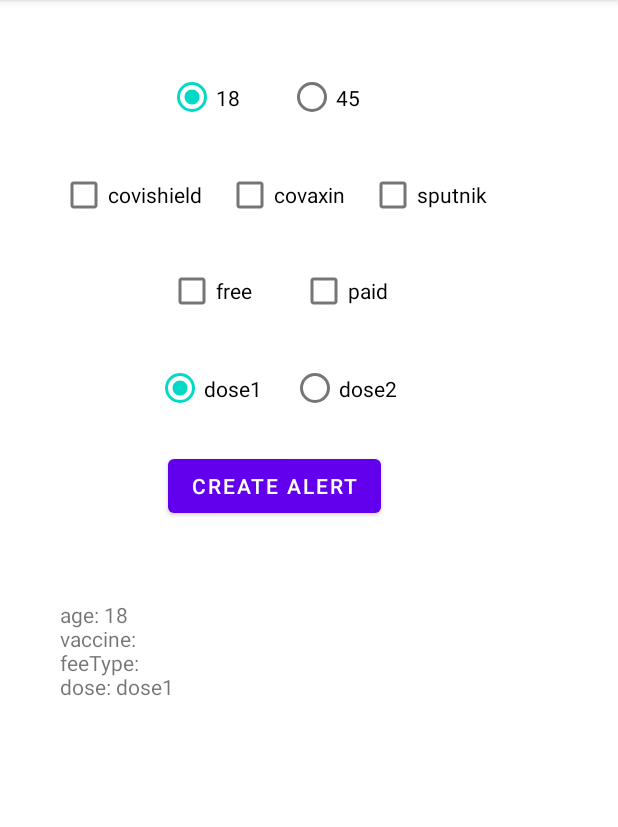
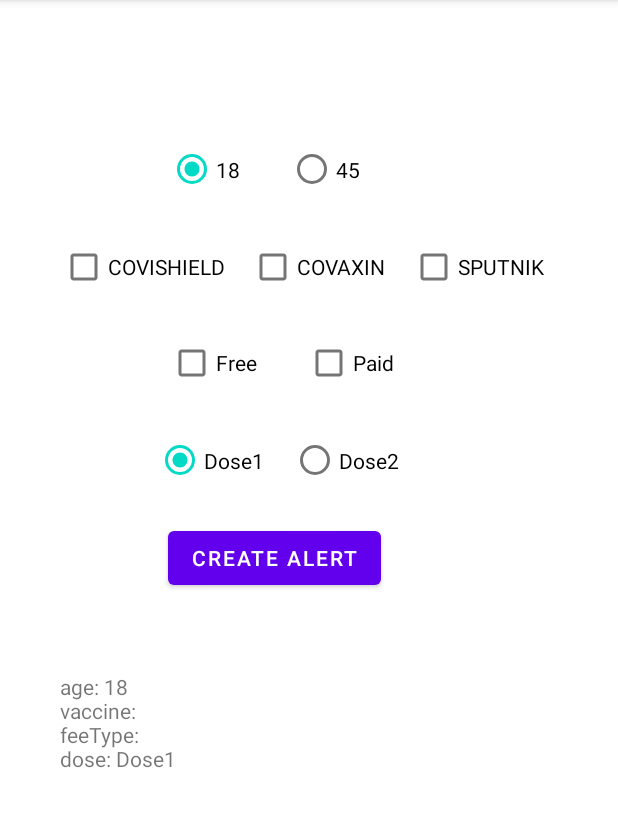
Before and after one commit to rajulbabel/VaccineNotifier, an Android app: the screen it shows after launch (MainActivity), after a tap on "CREATE ALERT", on a phone screen of 412 x 824 dp, the part 84-911 px from its top. Run offline under Robolectric (Android 15) with nearby library versions, the phone set to English and light mode, and no system bars.

Commit message:
refactor code

```diff
--- a/app/src/main/java/com/vaccinenotifier/CentersActivity.java
+++ b/app/src/main/java/com/vaccinenotifier/CentersActivity.java
@@ -28,12 +28,12 @@ public class CentersActivity extends AppCompatActivity {
         List<AvailableCenter> availableCenterList = new ArrayList<>();
         Gson gson = new Gson();
         JsonParser parser = new JsonParser();
-        JsonArray jsonArray = parser.parse(getIntent().getExtras().get("availableCentersJson").toString()).getAsJsonArray();
+        JsonArray jsonArray = parser.parse(getIntent().getExtras().get(getString(R.string.availableCentersJson)).toString()).getAsJsonArray();
         for (JsonElement jsonElement : jsonArray) {
             availableCenterList.add(gson.fromJson(jsonElement, AvailableCenter.class));
         }
 
-        CentersAdapter centersAdapter = new CentersAdapter();
+        CentersAdapter centersAdapter = new CentersAdapter(getResources());
         centersAdapter.setAvailableCenters(availableCenterList);
         recyclerView.setAdapter(centersAdapter);
     }
--- a/app/src/main/java/com/vaccinenotifier/MainActivity.java
+++ b/app/src/main/java/com/vaccinenotifier/MainActivity.java
@@ -41,7 +41,7 @@ public class MainActivity extends AppCompatActivity {
     }
 
     private void refreshAlertDetails() {
-        SharedPreferences sharedPreferences = getSharedPreferences("Alerts", Context.MODE_PRIVATE);
+        SharedPreferences sharedPreferences = getSharedPreferences(getString(R.string.alertsSharedPreferencesName), Context.MODE_PRIVATE);
         if (sharedPreferences.getAll().size() == 0) {
             return;
         }
@@ -50,50 +50,50 @@ public class MainActivity extends AppCompatActivity {
         String feeType = sharedPreferences.getString(VaccineConstraints.feeType.name(), "");
         String dose = sharedPreferences.getString(VaccineConstraints.dose.name(), "");
 
-        final String newLine = "\n";
+        final String newLine = getString(R.string.newLine);
         TextView textView = findViewById(R.id.alertDetails);
-        textView.setText("age: " + age + newLine +
-                "vaccine: " + vaccine + newLine +
-                "feeType: " + feeType + newLine +
-                "dose: " + dose + newLine);
+        textView.setText("age: " + age + newLine + "vaccine: " + vaccine + newLine + "feeType: " + feeType + newLine + "dose: " + dose + newLine);
+        populateSharedPrefDataToUi(age, vaccine, feeType, dose);
+    }
 
-        if (age == 18) {
+    private void populateSharedPrefDataToUi(int age, String vaccine, String feeType, String dose) {
+        if (age == getResources().getInteger(R.integer.age18)) {
             checkRadioBox(R.id.age18);
-        } else if (age == 45) {
+        } else if (age == getResources().getInteger(R.integer.age45)) {
             checkRadioBox(R.id.age45);
         }
 
-        if (dose.equals("does1")) {
+        if (dose.equals(getString(R.string.dose1))) {
             checkRadioBox(R.id.dose1);
-        } else if (dose.equals("dose2")) {
+        } else if (dose.equals(getString(R.string.dose2))) {
             checkRadioBox(R.id.dose2);
         }
 
-        List<String> vaccineList = Arrays.asList(vaccine.split(","));
+        List<String> vaccineList = Arrays.asList(vaccine.split(getString(R.string.comma)));
         List<Integer> checkBoxList = new ArrayList<>();
-        if (vaccineList.contains("covishield")) {
-            checkBoxList.add(R.id.covishield);
+        if (vaccineList.contains(getString(R.string.COVISHIELD))) {
+            checkBoxList.add(R.id.COVISHIELD);
         }
-        if (vaccineList.contains("covaxin")) {
-            checkBoxList.add(R.id.covaxin);
+        if (vaccineList.contains(getString(R.string.COVAXIN))) {
+            checkBoxList.add(R.id.COVAXIN);
         }
-        if (vaccineList.contains("sputnik")) {
-            checkBoxList.add(R.id.sputnik);
+        if (vaccineList.contains(getString(R.string.SPUTNIK))) {
+            checkBoxList.add(R.id.SPUTNIK);
         }
         if (vaccineList.size() == 0) {
-            checkBoxList = Arrays.asList(R.id.covishield, R.id.covaxin, R.id.sputnik);
+            checkBoxList = Arrays.asList(R.id.COVISHIELD, R.id.COVAXIN, R.id.SPUTNIK);
         }
 
-        List<String> feeTypeList = Arrays.asList(feeType.split(","));
-        if (feeTypeList.contains("free")) {
-            checkBoxList.add(R.id.free);
+        List<String> feeTypeList = Arrays.asList(feeType.split(getString(R.string.comma)));
+        if (feeTypeList.contains(getString(R.string.feeTypeFree))) {
+            checkBoxList.add(R.id.feeTypeFree);
         }
-        if (feeTypeList.contains("paid")) {
-            checkBoxList.add(R.id.paid);
+        if (feeTypeList.contains(getString(R.string.feeTypePaid))) {
+            checkBoxList.add(R.id.feeTypePaid);
         }
         if (feeTypeList.size() == 0) {
-            checkBoxList.add(R.id.free);
-            checkBoxList.add(R.id.paid);
+            checkBoxList.add(R.id.feeTypeFree);
+            checkBoxList.add(R.id.feeTypePaid);
         }
         checkCheckBox(checkBoxList);
     }
@@ -112,11 +112,11 @@ public class MainActivity extends AppCompatActivity {
 
     public void createAlert(View view) {
         String age = getRadioBoxValueFromGroup(R.id.age);
-        String vaccine = getCheckBoxValues(Arrays.asList(R.id.covishield, R.id.covaxin, R.id.sputnik));
-        String feeType = getCheckBoxValues(Arrays.asList(R.id.free, R.id.paid));
+        String vaccine = getCheckBoxValues(Arrays.asList(R.id.COVISHIELD, R.id.COVAXIN, R.id.SPUTNIK));
+        String feeType = getCheckBoxValues(Arrays.asList(R.id.feeTypeFree, R.id.feeTypePaid));
         String dose = getRadioBoxValueFromGroup(R.id.dose);
 
-        SharedPreferences sharedpreferences = getSharedPreferences("Alerts", Context.MODE_PRIVATE);
+        SharedPreferences sharedpreferences = getSharedPreferences(getString(R.string.alertsSharedPreferencesName), Context.MODE_PRIVATE);
         SharedPreferences.Editor editor = sharedpreferences.edit();
         editor.putInt(VaccineConstraints.age.name(), Integer.parseInt(age));
         editor.putString(VaccineConstraints.vaccine.name(), vaccine);
@@ -124,7 +124,7 @@ public class MainActivity extends AppCompatActivity {
         editor.putString(VaccineConstraints.dose.name(), dose);
         editor.apply();
 
-        Toast.makeText(MainActivity.this, "Alert created", Toast.LENGTH_SHORT).show();
+        Toast.makeText(MainActivity.this, getString(R.string.alertCreated), Toast.LENGTH_SHORT).show();
         refreshAlertDetails();
     }
 
@@ -136,7 +136,7 @@ public class MainActivity extends AppCompatActivity {
                 checkBoxValues.add(checkBox.getText().toString());
             }
         }
-        return String.join(",", checkBoxValues);
+        return String.join(getString(R.string.comma), checkBoxValues);
     }
 
     private String getRadioBoxValueFromGroup(Integer radioBoxGroupId) {
--- a/app/src/main/java/com/vaccinenotifier/api/RetrofitClientInstance.java
+++ b/app/src/main/java/com/vaccinenotifier/api/RetrofitClientInstance.java
@@ -5,13 +5,12 @@ import retrofit2.converter.gson.GsonConverterFactory;
 
 public class RetrofitClientInstance {
 
-    private static final String BASE_URL = "https://cdn-api.co-vin.in";
     private static Retrofit retrofit;
 
-    public static Retrofit getRetrofitInstance() {
+    public static Retrofit getRetrofitInstance(String baseUrl) {
         if (retrofit == null) {
             retrofit = new retrofit2.Retrofit.Builder()
-                    .baseUrl(BASE_URL)
+                    .baseUrl(baseUrl)
                     .addConverterFactory(GsonConverterFactory.create())
                     .build();
         }
--- a/app/src/main/java/com/vaccinenotifier/bean/AvailableCenter.java
+++ b/app/src/main/java/com/vaccinenotifier/bean/AvailableCenter.java
@@ -4,11 +4,9 @@ import java.util.List;
 
 import lombok.Getter;
 import lombok.Setter;
-import lombok.ToString;
 
 @Getter
 @Setter
-@ToString
 public class AvailableCenter {
     private String name;
     private String pincode;
@@ -16,7 +14,6 @@ public class AvailableCenter {
 
     @Getter
     @Setter
-    @ToString
     public static class AvailableSession {
         private String vaccine;
         private Integer availableCapacity;
--- a/app/src/main/java/com/vaccinenotifier/bean/GetSlotsResponse.java
+++ b/app/src/main/java/com/vaccinenotifier/bean/GetSlotsResponse.java
@@ -53,6 +53,5 @@ public class GetSlotsResponse {
         private Integer availableCapacityDose1;
         @SerializedName("available_capacity_dose2")
         private Integer availableCapacityDose2;
-
     }
 }
--- a/app/src/main/java/com/vaccinenotifier/helper/SlotResponseHelper.java
+++ b/app/src/main/java/com/vaccinenotifier/helper/SlotResponseHelper.java
@@ -17,7 +17,7 @@ public class SlotResponseHelper {
         }
         List<AvailableCenter> availableCenters = new ArrayList<>();
         for (GetSlotsResponse.Center center : slotsResponse.getCenters()) {
-            if (feeTypeList != null && !feeTypeList.contains(center.getFeeType().toLowerCase())) {
+            if (feeTypeList != null && !feeTypeList.contains(center.getFeeType())) {
                 continue;
             }
             List<AvailableCenter.AvailableSession> availableSessions = new ArrayList<>();
@@ -52,6 +52,6 @@ public class SlotResponseHelper {
         if (!vaccine.equals("")) {
             vaccineList = Arrays.asList(vaccine.split(","));
         }
-        return vaccineList == null || vaccineList.contains(session.getVaccine().toLowerCase());
+        return vaccineList == null || vaccineList.contains(session.getVaccine().toUpperCase());
     }
 }
--- a/app/src/main/res/layout/activity_main.xml
+++ b/app/src/main/res/layout/activity_main.xml
@@ -15,7 +15,7 @@
         android:layout_width="160dp"
         android:layout_height="34dp"
         android:layout_marginStart="100dp"
-        android:layout_marginTop="36dp"
+        android:layout_marginTop="84dp"
         android:orientation="horizontal"
         app:layout_constraintStart_toStartOf="parent"
         app:layout_constraintTop_toTopOf="parent">
@@ -25,67 +25,67 @@
             android:layout_width="80dp"
             android:layout_height="34dp"
             android:checked="true"
-            android:text="@string/age18" />
+            android:text="@integer/age18" />
 
         <RadioButton
             android:id="@+id/age45"
             android:layout_width="80dp"
             android:layout_height="34dp"
-            android:text="@string/age45" />
+            android:text="@integer/age45" />
     </RadioGroup>
 
     <CheckBox
-        android:id="@+id/sputnik"
+        android:id="@+id/SPUTNIK"
         android:layout_width="wrap_content"
         android:layout_height="wrap_content"
         android:layout_marginStart="16dp"
         android:layout_marginTop="24dp"
-        android:text="@string/sputnik"
-        app:layout_constraintStart_toEndOf="@+id/covaxin"
+        android:text="@string/SPUTNIK"
+        app:layout_constraintStart_toEndOf="@+id/COVAXIN"
         app:layout_constraintTop_toBottomOf="@+id/age" />
 
     <CheckBox
-        android:id="@+id/covaxin"
+        android:id="@+id/COVAXIN"
         android:layout_width="wrap_content"
         android:layout_height="wrap_content"
         android:layout_marginStart="16dp"
         android:layout_marginTop="24dp"
         android:checked="false"
-        android:text="@string/covaxin"
-        app:layout_constraintStart_toEndOf="@+id/covishield"
+        android:text="@string/COVAXIN"
+        app:layout_constraintStart_toEndOf="@+id/COVISHIELD"
         app:layout_constraintTop_toBottomOf="@+id/age" />
 
     <CheckBox
-        android:id="@+id/covishield"
+        android:id="@+id/COVISHIELD"
         android:layout_width="wrap_content"
         android:layout_height="wrap_content"
         android:layout_marginStart="28dp"
         android:layout_marginTop="24dp"
-        android:text="@string/covishield"
+        android:text="@string/COVISHIELD"
         app:layout_constraintStart_toStartOf="parent"
         app:layout_constraintTop_toBottomOf="@+id/age" />
 
     <CheckBox
-        android:id="@+id/free"
+        android:id="@+id/feeTypeFree"
         android:layout_width="wrap_content"
         android:layout_height="wrap_content"
         android:layout_marginStart="100dp"
         android:layout_marginTop="16dp"
         android:checked="false"
-        android:text="@string/freeType"
+        android:text="@string/feeTypeFree"
         app:layout_constraintStart_toStartOf="parent"
-        app:layout_constraintTop_toBottomOf="@+id/covaxin" />
+        app:layout_constraintTop_toBottomOf="@+id/COVAXIN" />
 
     <CheckBox
-        android:id="@+id/paid"
+        android:id="@+id/feeTypePaid"
         android:layout_width="wrap_content"
         android:layout_height="wrap_content"
         android:layout_marginStart="32dp"
         android:layout_marginTop="16dp"
         android:checked="false"
-        android:text="@string/paidType"
-        app:layout_constraintStart_toEndOf="@+id/free"
-        app:layout_constraintTop_toBottomOf="@+id/covaxin" />
+        android:text="@string/feeTypePaid"
+        app:layout_constraintStart_toEndOf="@+id/feeTypeFree"
+        app:layout_constraintTop_toBottomOf="@+id/COVAXIN" />
 
     <RadioGroup
         android:id="@+id/dose"
@@ -95,7 +95,7 @@
         android:layout_marginTop="24dp"
         android:orientation="horizontal"
         app:layout_constraintStart_toStartOf="parent"
-        app:layout_constraintTop_toBottomOf="@+id/free">
+        app:layout_constraintTop_toBottomOf="@+id/feeTypeFree">
 
         <RadioButton
             android:id="@+id/dose1"
@@ -119,7 +119,7 @@
         android:layout_marginStart="100dp"
         android:layout_marginTop="24dp"
         android:onClick="createAlert"
-        android:text="@string/create_alert"
+        android:text="@string/createAlert"
         app:layout_constraintStart_toStartOf="parent"
         app:layout_constraintTop_toBottomOf="@+id/dose" />
 
--- a/app/src/main/res/values/strings.xml
+++ b/app/src/main/res/values/strings.xml
@@ -1,18 +1,27 @@
 <resources>
     <string name="app_name">Vaccine Notifier</string>
-    <string name="age18">18</string>
-    <string name="age45">45</string>
-    <string name="covishield">covishield</string>
-    <string name="covaxin">covaxin</string>
-    <string name="sputnik">sputnik</string>
-    <string name="freeType">free</string>
-    <string name="paidType">paid</string>
-    <string name="dose1">dose1</string>
-    <string name="dose2">dose2</string>
-    <string name="age">age</string>
-    <string name="vaccine">vaccine</string>
-    <string name="type">type</string>
-    <string name="dose">dose</string>
-    <string name="create_alert">Create Alert</string>
+
+    <integer name="age18">18</integer>
+    <integer name="age45">45</integer>
+    <string name="COVISHIELD">COVISHIELD</string>
+    <string name="COVAXIN">COVAXIN</string>
+    <string name="SPUTNIK">SPUTNIK</string>
+    <string name="feeTypeFree">Free</string>
+    <string name="feeTypePaid">Paid</string>
+    <string name="dose1">Dose1</string>
+    <string name="dose2">Dose2</string>
+
+    <string name="alertsSharedPreferencesName">Alerts</string>
+    <string name="availableCentersJson">availableCentersJson</string>
+
+    <string name="coWinBaseUrl">https://cdn-api.co-vin.in</string>
+    <string name="coWinDateFormat">dd-MM-yyyy</string>
+    <string name="httpAgent">http.agent</string>
+    <string name="createAlert">Create Alert</string>
     <string name="alertDetails">No alerts set</string>
+    <string name="alertCreated">Alert Created</string>
+    <string name="centerNameDisplay">Center Name: </string>
+    <string name="centerPincodeDisplay">Center Pincode: </string>
+    <string name="comma">,</string>
+    <string name="newLine">\n</string>
 </resources>
```
Also changed, not shown: app/src/main/java/com/vaccinenotifier/adapters/CentersAdapter.java (+12 -6 lines), app/src/main/java/com/vaccinenotifier/api/CoWinAsyncTask.java (+10 -3 lines), app/src/main/java/com/vaccinenotifier/service/CheckSlotsService.java (+4 -4 lines).
